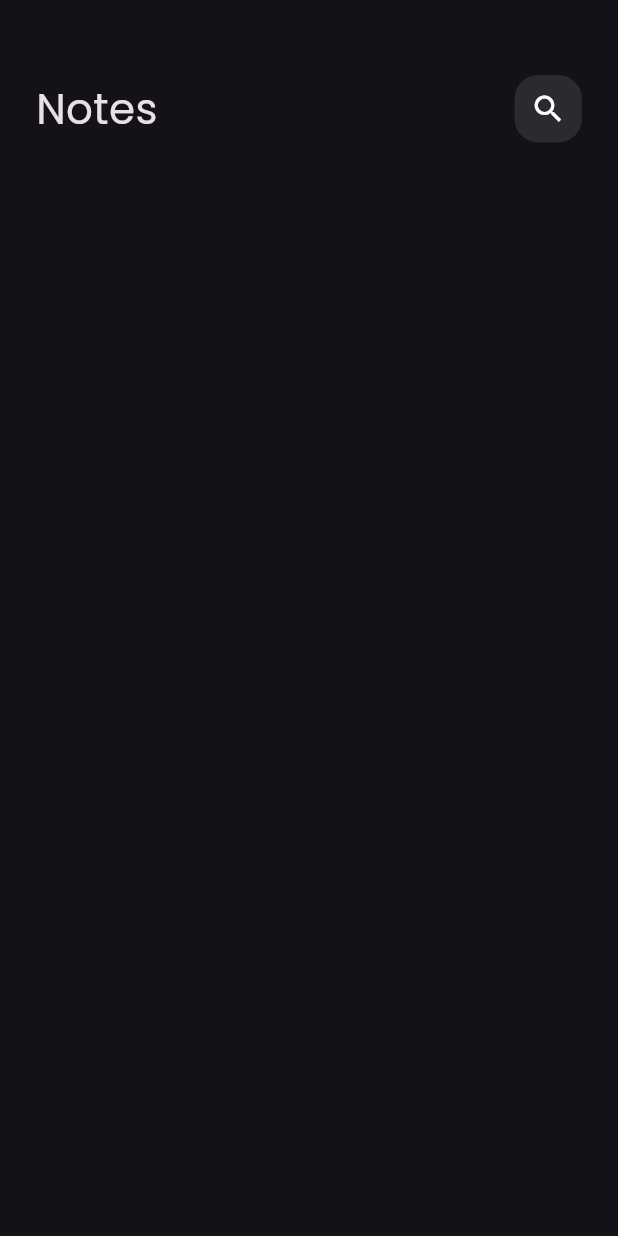
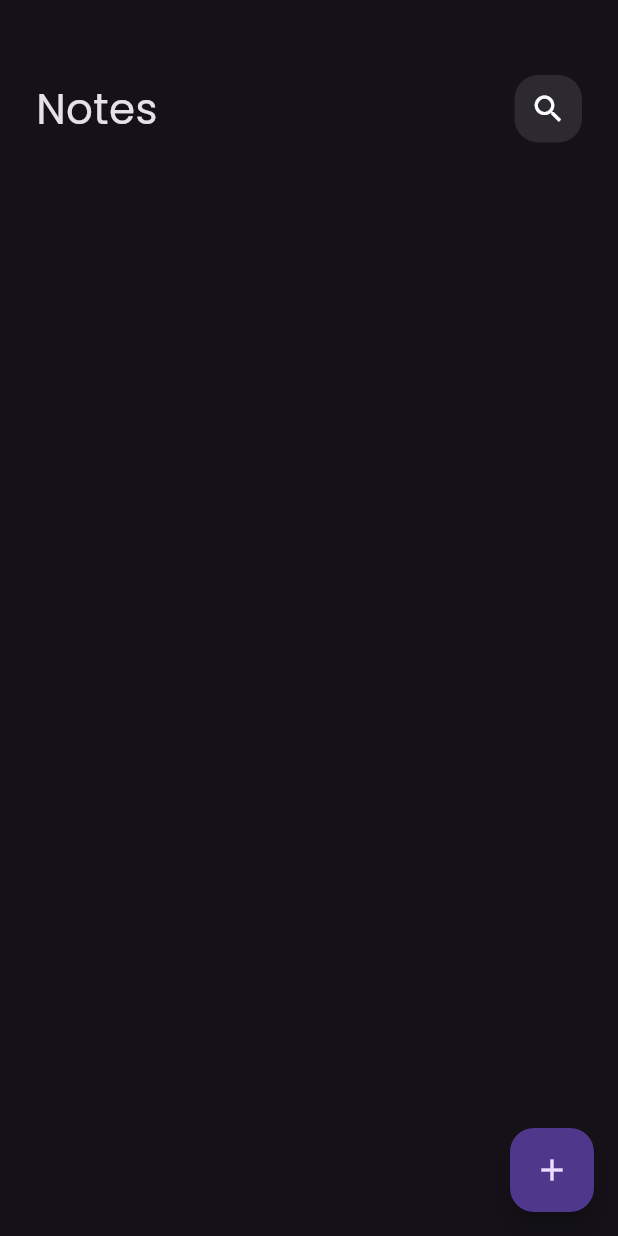
Before and after one commit to Gasser-hafez/Notivity, a Flutter app: the screen it shows after launch, on a phone screen of 412 x 824 dp. Run offline on Flutter 3.47's test engine with Material 3 defaults, Android fonts, the phone set to English and light mode, and no system bars.

Commit message:
added floating action point

```diff
--- a/notes_app/lib/views/notes_view.dart
+++ b/notes_app/lib/views/notes_view.dart
@@ -7,7 +7,8 @@ class NotesView extends StatelessWidget {
   @override
   Widget build(BuildContext context) {
     return Scaffold(
-      body: NotesViewBody(),
+      floatingActionButton: FloatingActionButton(onPressed: (){}, child: Icon(Icons.add),),
+      body: const NotesViewBody(),
     );
   }
 }
```
